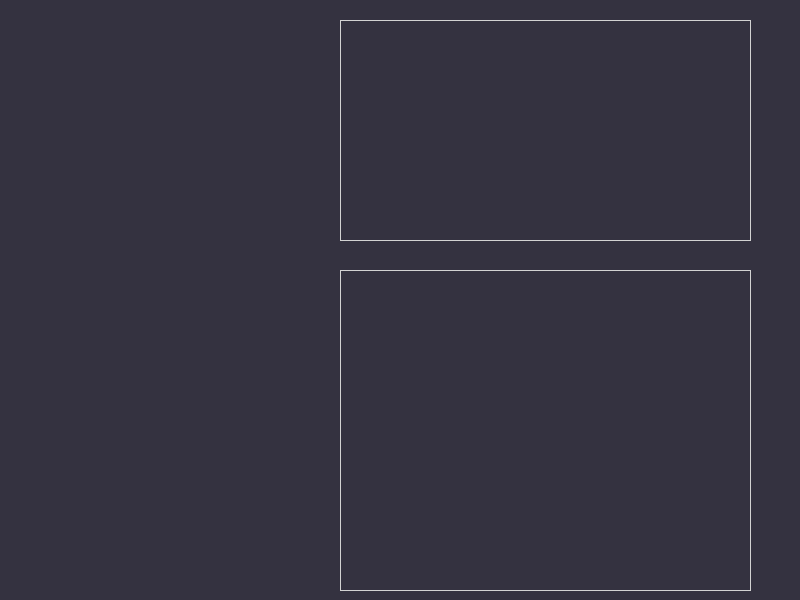
This is deck/deckwindow.ui in sunnibn/deck_ui as Qt 5 draws it before an edit. The edited form follows.
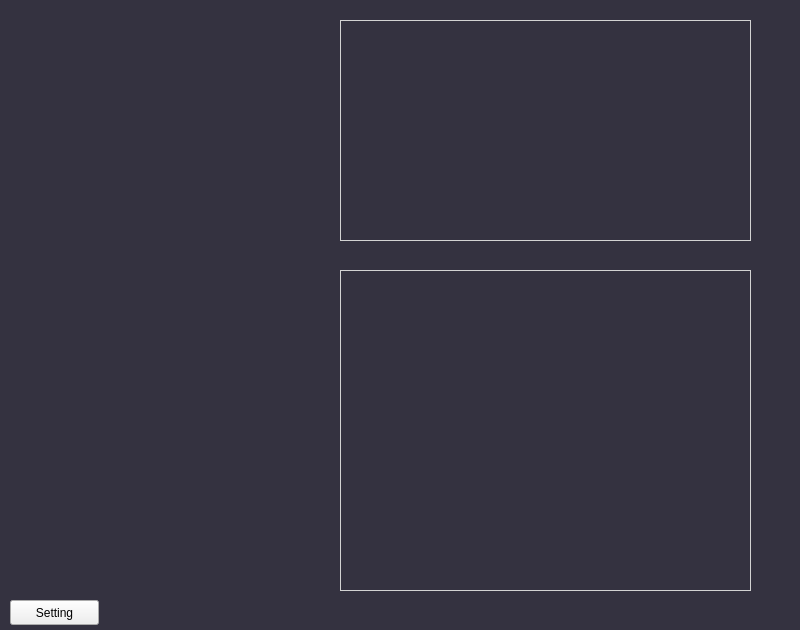
This is the edited form. Custom widgets are drawn as their Qt base class.

Commit message: feat(config): config file demo applied on deck screen displayx

What changed in the file:
```diff
--- a/deck/deckwindow.ui
+++ b/deck/deckwindow.ui
@@ -7,7 +7,7 @@
     <x>0</x>
     <y>0</y>
     <width>800</width>
-    <height>600</height>
+    <height>630</height>
    </rect>
   </property>
   <property name="windowTitle">
@@ -67,6 +67,19 @@
      </item>
     </layout>
    </widget>
+   <widget class="QPushButton" name="settingButton">
+    <property name="geometry">
+     <rect>
+      <x>10</x>
+      <y>600</y>
+      <width>89</width>
+      <height>25</height>
+     </rect>
+    </property>
+    <property name="text">
+     <string>Setting</string>
+    </property>
+   </widget>
   </widget>
  </widget>
  <customwidgets>
```
The commit also changes 7 other files.
